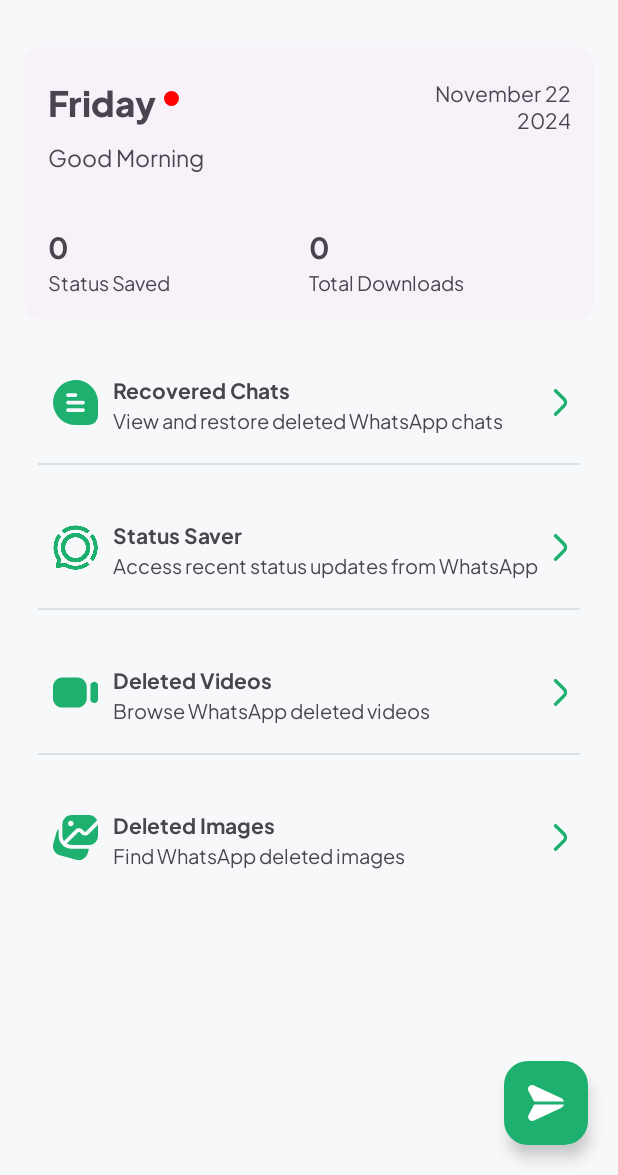
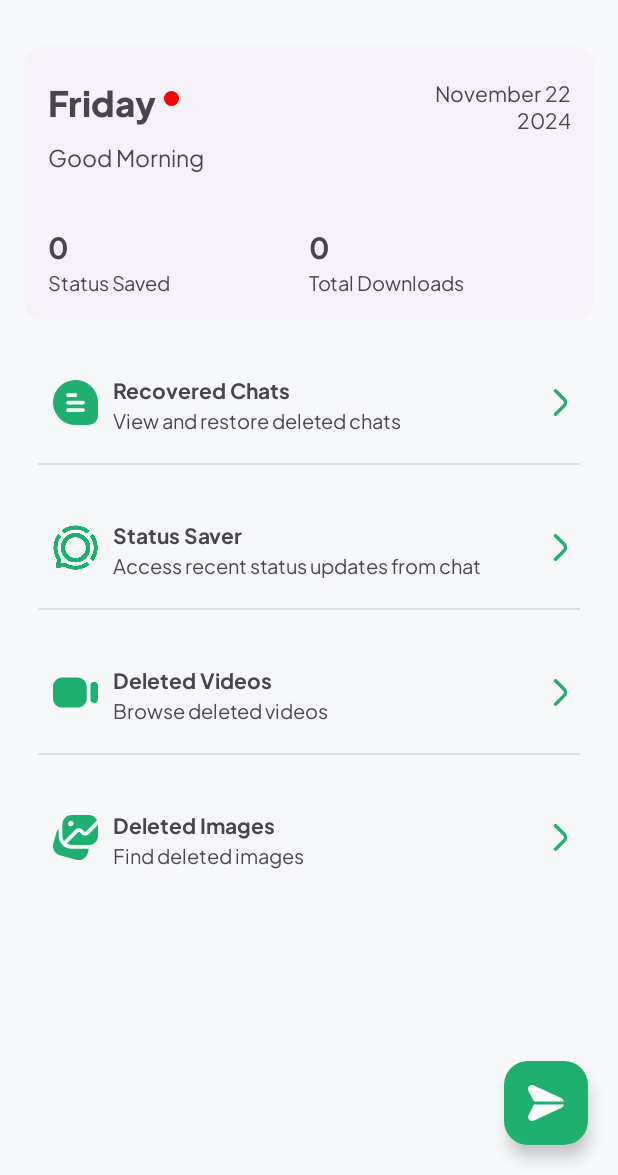
Before and after one commit to devzain-star/Delit-WhatsApp-Deleted-Data-Recovery, an Android app: the MainActivity screen opened directly, with no data from a screen before it, on a phone screen of 412 x 824 dp, the part 61-1236 px from its top. Run offline under Robolectric (Android 15) with nearby library versions, the phone set to English and light mode, and no system bars; our stand-ins replace sdp/ssp sizes.

Commit message:
Optimize Home

```diff
--- a/app/build.gradle.kts
+++ b/app/build.gradle.kts
@@ -14,8 +14,8 @@ android {
         applicationId = "com.recover.deleted.messages.chat.recovery"
         minSdk = 23
         targetSdk = 34
-        versionCode = 4
-        versionName = "1.0.4"
+        versionCode = 6
+        versionName = "1.0.6"
 
         testInstrumentationRunner = "androidx.test.runner.AndroidJUnitRunner"
     }
--- a/app/src/main/res/values/strings.xml
+++ b/app/src/main/res/values/strings.xml
@@ -24,17 +24,17 @@
     <string name="day">Monday</string>
     <string name="zero">0</string>
     <string name="recovered_chats">Recovered Chats</string>
-    <string name="view_and_restore_deleted_whatsapp_chats">View and restore deleted WhatsApp chats</string>
-    <string name="access_recent_status_updates_from_whatsapp">Access recent status updates from WhatsApp</string>
+    <string name="view_and_restore_deleted_whatsapp_chats">View and restore deleted chats</string>
+    <string name="access_recent_status_updates_from_whatsapp">Access recent status updates from chat</string>
     <string name="deleted_videos">Deleted Videos</string>
-    <string name="browse_whatsapp_deleted_videos">Browse WhatsApp deleted videos</string>
+    <string name="browse_whatsapp_deleted_videos">Browse deleted videos</string>
     <string name="deleted_images">Deleted Images</string>
-    <string name="find_whatsapp_deleted_images">Find WhatsApp deleted images</string>
+    <string name="find_whatsapp_deleted_images">Find deleted images</string>
     <string name="sorry_nothing_found">Sorry! Nothing Found</string>
     <string name="enter_message">Enter message</string>
     <string name="send_message">Send Message</string>
     <string name="phone_no">Phone no</string>
-    <string name="open_a_chat_on_whatsapp_with_an_unsaved_contact">Open a chat on WhatsApp with an \nunsaved contact.</string>
+    <string name="open_a_chat_on_whatsapp_with_an_unsaved_contact">Open chat with an \nunsaved contact.</string>
     <string name="status_saver">Status Saver</string>
 
 </resources>
```
Also changed, not shown: app/src/main/AndroidManifest.xml (+0 -20 lines), app/src/main/java/com/recover/deleted/messages/chat/recovery/adapters/OnboardingAdapter.kt (+4 -4 lines), app/src/main/java/com/recover/deleted/messages/chat/recovery/ui/activities/OnboardingActivity.kt (+1 -10 lines), app/src/main/java/com/recover/deleted/messages/chat/recovery/ui/activities/SplashActivity.kt (+2 -10 lines).
